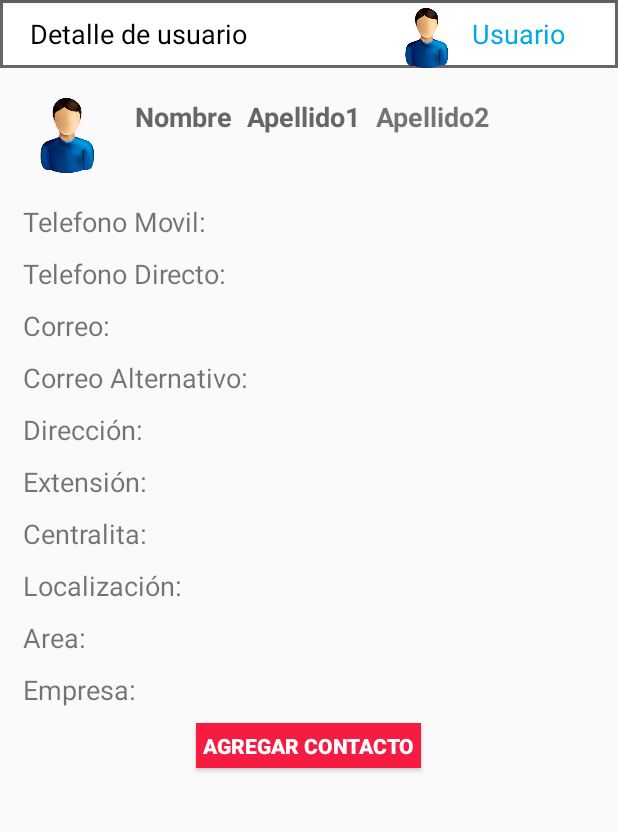
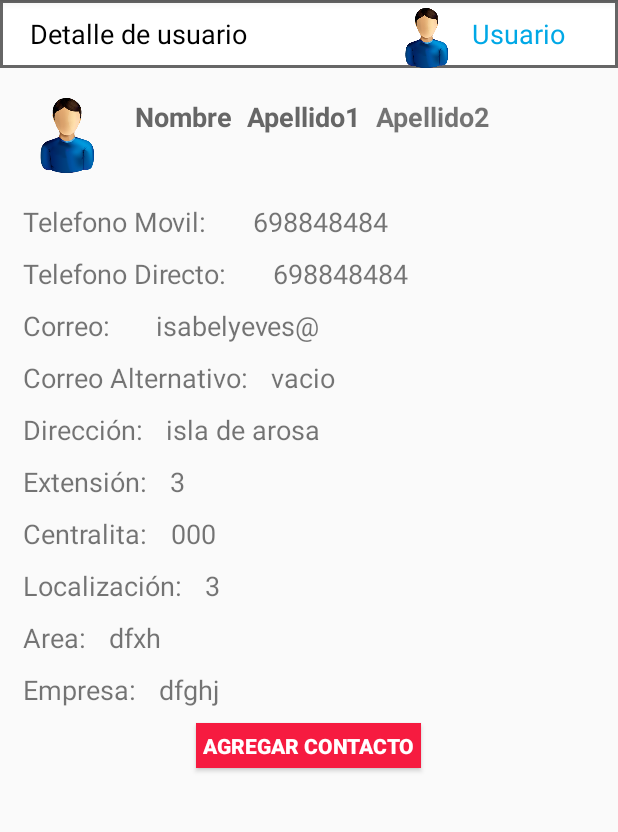
Before and after one commit to proyectotalentumtcp/USTGlobalProject, an Android app: the DetalleActivity screen opened directly, with no data from a screen before it, on a phone screen of 412 x 824 dp, the part 84-916 px from its top. Run offline under Robolectric (Android 15) with nearby library versions, the phone set to English and light mode, and no system bars; 6 statements that could not run were skipped.

Commit message:
Vista Prov Detalle

```diff
--- a/app/src/main/res/drawable/bordes.xml
+++ b/app/src/main/res/drawable/bordes.xml
@@ -2,7 +2,9 @@
 <shape
     xmlns:android="http://schemas.android.com/apk/res/android"
     android:shape="rectangle" >
-    <solid android:color="#ffffff" />
-    <stroke android:width="2dip"
+    <solid
+        android:color="#ffffff" />
+    <stroke
+        android:width="2dip"
         android:color="#666"/>
 </shape>
--- a/app/src/main/res/layout/activity_detalle.xml
+++ b/app/src/main/res/layout/activity_detalle.xml
@@ -95,9 +95,16 @@
         android:id="@+id/apellido2Detalle"
         android:layout_alignParentTop="true"
         />
+    </LinearLayout>
 
-        </LinearLayout>
 
+
+
+    <LinearLayout
+        android:layout_width="match_parent"
+        android:layout_height="wrap_content"
+        android:orientation="horizontal"
+        >
     <TextView
         android:layout_width="wrap_content"
         android:layout_height="wrap_content"
@@ -106,12 +113,28 @@
         android:layout_marginTop="20dp"
         android:layout_marginLeft="15dp"
         android:layout_marginRight="15dp"
+        />
+
+    <TextView
+        android:layout_width="wrap_content"
+        android:layout_height="wrap_content"
+        android:text="698848484"
+        android:textSize="18sp"
+        android:layout_marginTop="20dp"
+        android:layout_marginLeft="15dp"
         android:id="@+id/telefonoMovilDetalle"
         android:tag="@string/telefonoMovil"
         android:clickable="true"
         android:longClickable="true"
         android:onClick="onClick"
         />
+    </LinearLayout>
+
+    <LinearLayout
+        android:layout_width="match_parent"
+        android:layout_height="wrap_content"
+        android:orientation="horizontal"
+        >
 
     <TextView
         android:layout_width="wrap_content"
@@ -121,134 +144,277 @@
         android:layout_marginTop="10dp"
         android:layout_marginLeft="15dp"
         android:layout_marginRight="15dp"
+        />
+
+    <TextView
+        android:layout_width="wrap_content"
+        android:layout_height="wrap_content"
+        android:text="698848484"
+        android:textSize="18sp"
+        android:layout_marginTop="10dp"
+        android:layout_marginLeft="15dp"
         android:id="@+id/telefonoDirectoDetalle"
         android:tag="@string/telefonoDirecto"
         android:clickable="true"
         android:longClickable="true"
         android:onClick="onClick"
         />
+    </LinearLayout>
+
+    <LinearLayout
+        android:layout_width="wrap_content"
+        android:layout_height="wrap_content"
+        android:orientation="horizontal"
+        >
 
     <TextView
         android:layout_width="wrap_content"
         android:layout_height="wrap_content"
         android:textSize="18sp"
         android:text="Correo:"
-        android:id="@+id/correoDetalle"
-        android:tag="@string/correo"
         android:layout_marginLeft="15dp"
         android:layout_marginRight="15dp"
         android:layout_marginTop="10dp"
-        android:clickable="true"
-        android:longClickable="true"
-        android:onClick="onClick"
+
         />
+
+        <TextView
+            android:layout_width="wrap_content"
+            android:layout_height="wrap_content"
+            android:text="isabelyeves@"
+            android:textSize="18sp"
+            android:clickable="true"
+            android:longClickable="true"
+            android:onClick="onClick"
+            android:id="@+id/correoDetalle"
+            android:tag="@string/correo"
+            android:layout_marginTop="10dp"
+            android:layout_marginLeft="15dp"
+            />
+    </LinearLayout>
+
+    <LinearLayout
+        android:layout_width="match_parent"
+        android:layout_height="wrap_content"
+        android:orientation="horizontal"
+        >
+
 
     <TextView
         android:layout_width="wrap_content"
         android:layout_height="wrap_content"
         android:textSize="18sp"
         android:text="Correo Alternativo:"
-        android:id="@+id/correoAlternativoDetalle"
-        android:tag="@string/correo"
         android:layout_marginLeft="15dp"
+        android:layout_marginRight="15dp"
+        android:layout_marginTop="10dp"
+        />
+
+    <TextView
+        android:layout_width="wrap_content"
+        android:layout_height="wrap_content"
+        android:text="vacio"
+        android:textSize="18sp"
         android:layout_marginRight="15dp"
         android:layout_marginTop="10dp"
         android:clickable="true"
         android:longClickable="true"
         android:onClick="onClick"
+        android:id="@+id/correoAlternativoDetalle"
+        android:tag="@string/correo"
         />
+    </LinearLayout>
+
+    <LinearLayout
+        android:layout_width="match_parent"
+        android:layout_height="wrap_content"
+        android:orientation="horizontal"
+        >
 
     <TextView
         android:layout_width="wrap_content"
         android:layout_height="wrap_content"
         android:textSize="18sp"
         android:text="Dirección:"
-        android:id="@+id/direccionDetalle"
-        android:tag="@string/correo"
         android:layout_marginLeft="15dp"
         android:layout_marginRight="15dp"
         android:layout_marginTop="10dp"
-        android:clickable="true"
-        android:longClickable="true"
-        android:onClick="onClick"
         />
+
+        <TextView
+            android:layout_width="wrap_content"
+            android:layout_height="wrap_content"
+            android:text="isla de arosa"
+            android:textSize="18sp"
+            android:layout_marginRight="15dp"
+            android:layout_marginTop="10dp"
+            android:clickable="true"
+            android:longClickable="true"
+            android:onClick="onClick"
+            android:id="@+id/direccionDetalle"
+            android:tag="@string/correo"
+            />
+    </LinearLayout>
+
+    <LinearLayout
+        android:layout_width="match_parent"
+        android:layout_height="wrap_content"
+        android:orientation="horizontal"
+        >
+
+
 
     <TextView
         android:layout_width="wrap_content"
         android:layout_height="wrap_content"
         android:textSize="18sp"
         android:text="Extensión:"
-        android:id="@+id/extensionDetalle"
-        android:tag="@string/correo"
+
         android:layout_marginLeft="15dp"
         android:layout_marginRight="15dp"
         android:layout_marginTop="10dp"
-        android:clickable="true"
-        android:longClickable="true"
-        android:onClick="onClick"
         />
+
+        <TextView
+            android:layout_width="wrap_content"
+            android:layout_height="wrap_content"
+            android:textSize="18sp"
+            android:text="3"
+            android:layout_marginRight="15dp"
+            android:layout_marginTop="10dp"
+            android:clickable="true"
+            android:longClickable="true"
+            android:onClick="onClick"
+            android:id="@+id/extensionDetalle"
+            android:tag="@string/correo"
+            />
+    </LinearLayout>
+
+    <LinearLayout
+        android:layout_width="match_parent"
+        android:layout_height="wrap_content"
+        android:orientation="horizontal"
+        >
+
 
     <TextView
         android:layout_width="wrap_content"
         android:layout_height="wrap_content"
         android:textSize="18sp"
         android:text="Centralita:"
-        android:id="@+id/centralitaDetalle"
-        android:tag="@string/correo"
         android:layout_marginLeft="15dp"
         android:layout_marginRight="15dp"
         android:layout_marginTop="10dp"
-        android:clickable="true"
-        android:longClickable="true"
-        android:onClick="onClick"
         />
+        <TextView
+            android:layout_width="wrap_content"
+            android:layout_height="wrap_content"
+            android:text="000"
+            android:textSize="18sp"
+            android:layout_marginRight="15dp"
+            android:layout_marginTop="10dp"
+            android:clickable="true"
+            android:longClickable="true"
+            android:onClick="onClick"
+            android:id="@+id/centralitaDetalle"
+            android:tag="@string/correo"
+            />
+    </LinearLayout>
+
+    <LinearLayout
+        android:layout_width="match_parent"
+        android:layout_height="wrap_content"
+        android:orientation="horizontal"
+        >
 
     <TextView
         android:layout_width="wrap_content"
         android:layout_height="wrap_content"
         android:textSize="18sp"
         android:text="Localización:"
-        android:id="@+id/localizacionDetalle"
-        android:tag="@string/correo"
         android:layout_marginLeft="15dp"
         android:layout_marginRight="15dp"
         android:layout_marginTop="10dp"
-        android:clickable="true"
-        android:longClickable="true"
-        android:onClick="onClick"
         />
+        <TextView
+            android:layout_width="wrap_content"
+            android:layout_height="wrap_content"
+            android:textSize="18sp"
+            android:text="3"
+            android:layout_marginRight="15dp"
+            android:layout_marginTop="10dp"
+            android:clickable="true"
+            android:longClickable="true"
+            android:onClick="onClick"
+            android:id="@+id/localizacionDetalle"
+            android:tag="@string/correo"
+            />
+
+    </LinearLayout>
+
+    <LinearLayout
+        android:layout_width="wrap_content"
+        android:layout_height="wrap_content"
+        android:orientation="horizontal"
+        >
+
 
     <TextView
         android:layout_width="wrap_content"
         android:layout_height="wrap_content"
         android:textSize="18sp"
         android:text="Area:"
-        android:id="@+id/areaDetalle"
-        android:tag="@string/correo"
         android:layout_marginLeft="15dp"
         android:layout_marginRight="15dp"
         android:layout_marginTop="10dp"
-        android:clickable="true"
-        android:longClickable="true"
-        android:onClick="onClick"
+
         />
+        <TextView
+            android:layout_width="wrap_content"
+            android:layout_height="wrap_content"
+            android:text="dfxh"
+            android:textSize="18sp"
+            android:layout_marginRight="15dp"
+            android:layout_marginTop="10dp"
+            android:clickable="true"
+            android:longClickable="true"
+            android:onClick="onClick"
+            android:id="@+id/areaDetalle"
+            android:tag="@string/correo"
+            />
+    </LinearLayout>
+
+    <LinearLayout
+        android:layout_width="match_parent"
+        android:layout_height="wrap_content"
+        android:orientation="horizontal"
+        >
+
 
     <TextView
         android:layout_width="wrap_content"
         android:layout_height="wrap_content"
         android:textSize="18sp"
         android:text="Empresa:"
-        android:id="@+id/empresaDetalle"
-        android:tag="@string/correo"
         android:layout_marginLeft="15dp"
+        android:layout_marginRight="15dp"
+        android:layout_marginTop="10dp"
+
+        />
+    <TextView
+        android:layout_width="wrap_content"
+        android:layout_height="wrap_content"
+        android:textSize="18sp"
+        android:text="dfghj"
         android:layout_marginRight="15dp"
         android:layout_marginTop="10dp"
         android:clickable="true"
         android:longClickable="true"
         android:onClick="onClick"
+        android:id="@+id/empresaDetalle"
+        android:tag="@string/correo"
         />
-
-
+    </LinearLayout>
 
     <Button android:id="@+id/agenda"
         android:layout_width="150dp"
```
